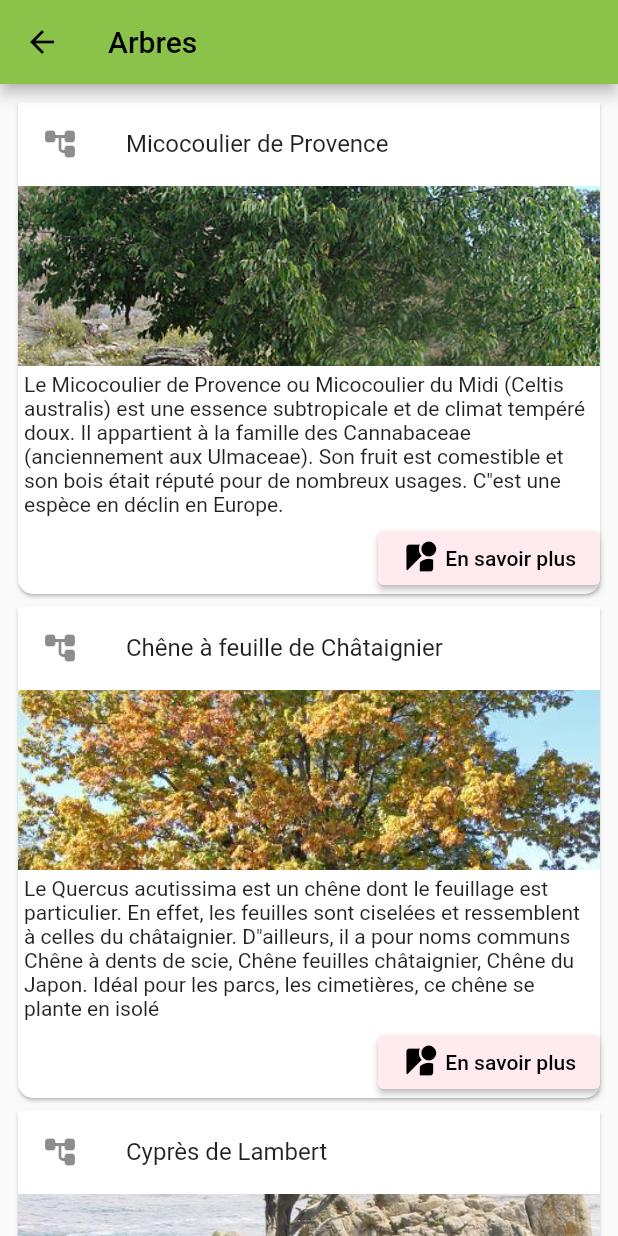
After one commit to Galambur/CDA_AppliMobile, a Flutter app: the screen it shows after launch, after a tap on "Arbres", on a phone screen of 412 x 824 dp. The commit adds this screen. Run offline on Flutter 3.47's test engine with Material 2 defaults, Android fonts, the phone set to English and light mode, and no system bars.

Commit message:
Etape 3 : Affichage de la liste des arbres

```diff
--- a/lib/main.dart
+++ b/lib/main.dart
@@ -1,5 +1,6 @@
 import 'package:flutter/material.dart';
 import 'package:jardindesplantes/models/type_plante.dart';
+import 'package:jardindesplantes/ui/arbre_liste.dart';
 
 void main() {
   runApp(const MyApp());
@@ -42,7 +43,28 @@ class MyHomePage extends StatelessWidget {
         body: Center(
           child: ListView.builder(
             itemCount: _typesPlantes.length,
-            itemBuilder: (context, index) => _buildRow(_typesPlantes[index]),
+            itemBuilder: (context, index) => InkWell(
+              onTap: () {
+                switch (_typesPlantes[index].type) {
+                  case 0:
+                    Navigator.push(context, MaterialPageRoute(builder: (context) => ArbreListe()));
+                    break;
+                  case 1:
+                    // todo
+                    Navigator.push(context, MaterialPageRoute(builder: (context) => ArbreListe()));
+                    break;
+                  case 2:
+                  // todo
+                    Navigator.push(context, MaterialPageRoute(builder: (context) => ArbreListe()));
+                    break;
+                  case 3:
+                  // todo
+                    Navigator.push(context, MaterialPageRoute(builder: (context) => ArbreListe()));
+                    break;
+                }
+              },
+              child: _buildRow(_typesPlantes[index]),
+            ),
             itemExtent: 180,
           ),
         ));
--- a/lib/models/plante_data.dart
+++ b/lib/models/plante_data.dart
@@ -5,9 +5,9 @@ class PlanteData {
   static List<Plante> buildList() {
     List<Plante> list = [];
     list.add(Plante(1, "Micocoulier de Provence", "Le Micocoulier de Provence ou Micocoulier du Midi (Celtis australis) est une essence subtropicale et de climat tempéré doux. Il appartient à la famille des Cannabaceae (anciennement aux Ulmaceae). Son fruit est comestible et son bois était réputé pour de nombreux usages. C\"est une espèce en déclin en Europe. ", "assets/images/arbres/micoulier_de_provence.png", PlantType.Arbre));
-    list.add(Plante(2, "Chêne à feuille de Châtaignier", "Le Quercus acutissima est un chêne dont le feuillage est particulier. En effet, les feuilles sont ciselées et ressemblent à celles du châtaignier. D\"ailleurs, il a pour noms communs Chêne à dents de scie, Chêne feuilles châtaignier, Chêne du Japon. Idéal pour les parcs, les cimetières, ce chêne se plante en isolé", "assets/images/arbres/chene_a_feuilles_de_chataigner.png", PlantType.Arbre);
+    list.add(Plante(2, "Chêne à feuille de Châtaignier", "Le Quercus acutissima est un chêne dont le feuillage est particulier. En effet, les feuilles sont ciselées et ressemblent à celles du châtaignier. D\"ailleurs, il a pour noms communs Chêne à dents de scie, Chêne feuilles châtaignier, Chêne du Japon. Idéal pour les parcs, les cimetières, ce chêne se plante en isolé", "assets/images/arbres/chene_a_feuilles_de_chataigner.png", PlantType.Arbre));
     list.add(Plante(3, "Cyprès de Lambert", "Le cyprès de Lambert ou cyprès de Monterey (Cupressus macrocarpa) est une espèce d\"arbre de la famille des Cupressacées, endémique de la côte centrale de la Californie. C\"est un arbre sempervirent, de grande taille, qui devient souvent irrégulier et tabulaire sous l\"effet des vents forts qui caractérisent son aire d\"origine. Il peut pousser jusqu\"à 25 mètres de hauteur1 et son tronc peut atteindre un diamètre plus de 2 mètres ou plus (un spécimen en Bretagne nord, à Plestin-les-Grèves, mesure un peu plus de 4 m de diamètre, 13 m de circonférence2). ", "assets/images/arbres/cypres_de_lambert.png", PlantType.Arbre));
-    list.add(Plante(4, "Cèdre de Goa", "Cedrus, le Cèdre, est un genre de conifères de la famille des Pinacées, originaire du Moyen-Orient, d'Afrique du Nord et de l'Himalaya, acclimaté en Europe, comprenant des espèces d'arbres majestueux, à bois odorant, à cime conique ou étalée, très utilisées pour l'ornementation des parcs. Les branches de cette essence sont étalées horizontalement et en plans superposés. Le mot « cèdre » vient du latin cedrus, issu lui-même du grec, qui désignait aussi bien le genévrier cade. Le cèdre (Cedrus libani) est l'arbre symbole du Liban et sa silhouette figure sur le drapeau de ce pays. Le Maroc et l’Algérie possèdent la principale cédraie (Cedrus atlantica) du bassin méditerranéen, sur 134 000 hectares. En Guyane française, le terme « cèdre » recouvre un sens botanique très différent, tandis qu'au Canada, ce mot désigne souvent les thuyas. ", "assets/images/arbres/cedre_de_goa.png", PlantType.Arbre)); Selon la légende, c'est à cet arbre que Judas se serait pendu après avoir trahi Jésus Christ. ", "assets/images/arbres/arbre_de_judee.png", PlantType.Arbre));
+    list.add(Plante(4, "Cèdre de Goa", "Cedrus, le Cèdre, est un genre de conifères de la famille des Pinacées, originaire du Moyen-Orient, d'Afrique du Nord et de l'Himalaya, acclimaté en Europe, comprenant des espèces d'arbres majestueux, à bois odorant, à cime conique ou étalée, très utilisées pour l'ornementation des parcs. Les branches de cette essence sont étalées horizontalement et en plans superposés. Le mot « cèdre » vient du latin cedrus, issu lui-même du grec, qui désignait aussi bien le genévrier cade. Le cèdre (Cedrus libani) est l'arbre symbole du Liban et sa silhouette figure sur le drapeau de ce pays. Le Maroc et l’Algérie possèdent la principale cédraie (Cedrus atlantica) du bassin méditerranéen, sur 134 000 hectares. En Guyane française, le terme « cèdre » recouvre un sens botanique très différent, tandis qu'au Canada, ce mot désigne souvent les thuyas. ", "assets/images/arbres/cedre_de_goa.png", PlantType.Arbre));
 
     list.add(Plante(6, "Érable palmé", "L’Érable palmé (Acer palmatum), ou Érable japonais lisse, est une espèce indigène en Chine, en Corée, au Japon et à Taiwan1. Il appartient à la famille des Sapindaceae et à la section Palmata de la classification des érables. Cette espèce d’arbre est souvent plantée dans les jardins pour ses formes et ses couleurs variées. Son nom vernaculaire érable japonais lisse, provient de la forme caractéristique fortement découpée de ses feuilles et de l'origine géographique de sa classification par le naturaliste suédois, Carl Peter Thunberg lors d'un voyage au Japon", "assets/images/arbustes/erable_palme.png", PlantType.Arbuste));
     list.add(Plante(7, "Mauve en arbre", "Hibiscus syriacus, l'Hybiscus de Syrie, plus communément nommé Hibiscus, Ketmie ou Althéa, est une espèce d'arbustes de la famille des Malvacées. Contrairement à ce que laisse supposer son nom, l'espèce est native de Chine et Taïwan. Il est très largement cultivée comme plante ornementale dans les jardins et a été introduit un peu partout dans le monde, notamment en Europe via la Syrie, et peut devenir envahissant dans certains pays. ", "assets/images/arbustes/mauve_en_arbre.png", PlantType.Arbuste));
--- /dev/null
+++ b/lib/ui/arbre_liste.dart
@@ -0,0 +1,74 @@
+import 'package:flutter/cupertino.dart';
+import 'package:flutter/material.dart';
+import 'package:jardindesplantes/models/plante_data.dart';
+import 'package:jardindesplantes/models/plante_type_enum.dart';
+
+import '../models/plante.dart';
+
+class ArbreListe extends StatefulWidget {
+  @override
+  _ArbreListeState createState() => _ArbreListeState();
+}
+
+class _ArbreListeState extends State<ArbreListe> {
+  List<Plante> _arbres = PlanteData.buildList().where((element) => element.type == PlantType.Arbre).toList();
+
+  @override
+  Widget build(BuildContext context) {
+    return Scaffold(
+      appBar: AppBar(
+        title: Text("Arbres"),
+      ),
+      body: ListView.builder(
+        padding: const EdgeInsets.all(8.0),
+        itemCount: _arbres.length,
+        itemBuilder: (context, index) {
+          return _buildRow(_arbres[index]);
+        },
+      ),
+    );
+  }
+
+  _buildRow(Plante arbre) {
+    return Card(
+        shape: const RoundedRectangleBorder(
+          borderRadius: BorderRadius.vertical(
+              bottom: Radius.circular(10.0), top: Radius.circular(2.0)),
+        ),
+        child: Column(
+          crossAxisAlignment: CrossAxisAlignment.start,
+          children: [
+            ListTile(
+              title: Text(arbre.nom),
+              leading: Icon(Icons.account_tree_rounded),
+            ),
+            Image.asset(arbre.image, height: 120, fit: BoxFit.fitWidth, width: MediaQuery.of(context).size.width,),
+            Container(
+              padding: const EdgeInsets.all(4.0),
+              child: Text(arbre.description),
+            ),
+            Row(
+              mainAxisAlignment: MainAxisAlignment.end,
+              children: [
+                ElevatedButton(
+                  style: ButtonStyle(
+                    backgroundColor: MaterialStateProperty.all<Color>(Colors.red.shade50),
+                  ),
+                  child: Row(
+                    children: [
+                      Icon(Icons.streetview),
+                      SizedBox(width: 5),
+                      Text("En savoir plus")
+                    ],
+                  ),
+                  onPressed: () {
+                    print("En savoir plus");
+                  },
+                )
+              ],
+            )
+          ],
+        )
+    );
+  }
+}
```
